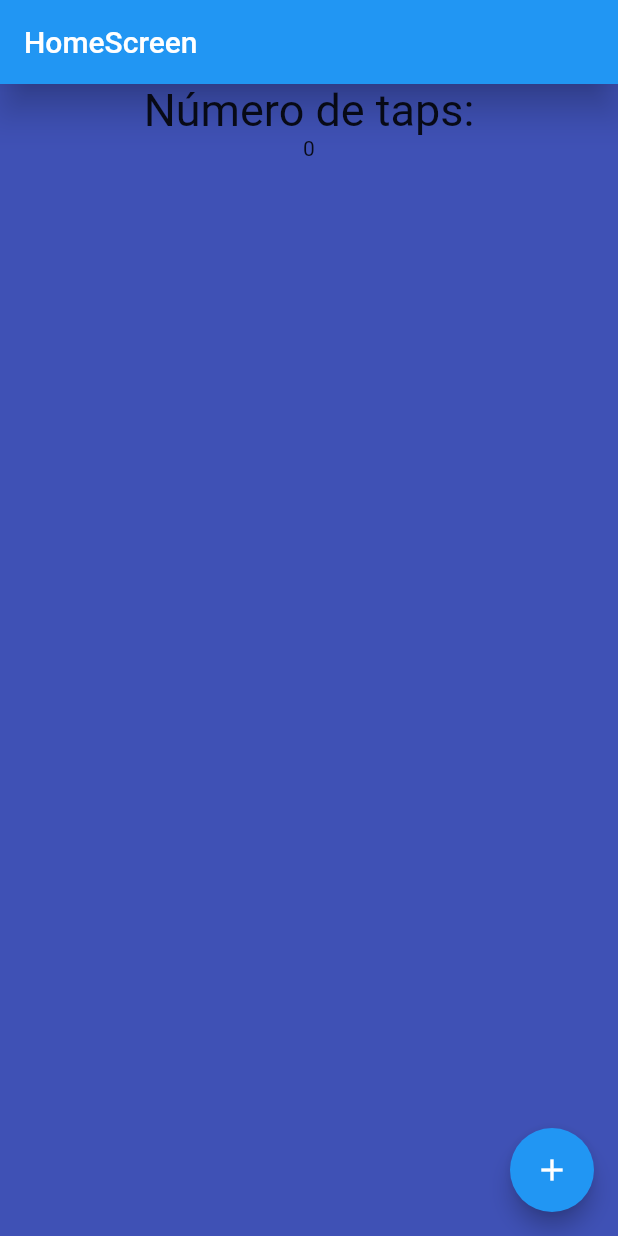
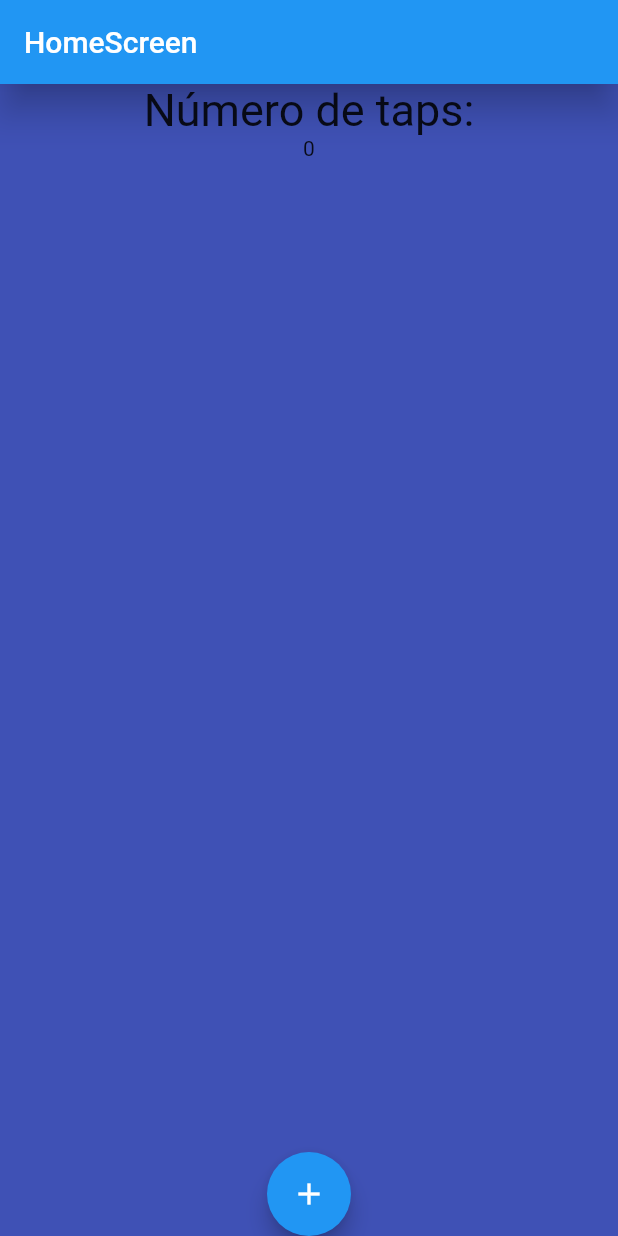
Before and after one commit to gnievap/flutter_counter_app, a Flutter app: the screen it shows after launch, after a tap on the "add" icon, on a phone screen of 412 x 824 dp. Run offline on Flutter 3.47's test engine with Material 2 defaults, Android fonts, the phone set to English and light mode, and no system bars.

Commit message:
Trabajando con onPressed

```diff
--- a/lib/screens/home_screen.dart
+++ b/lib/screens/home_screen.dart
@@ -1,8 +1,9 @@
 import 'package:flutter/material.dart';
 
 class HomeScreen extends StatelessWidget {
-  const HomeScreen({super.key});
+  HomeScreen({super.key});
 
+  int counter = 0;
   @override
   Widget build(BuildContext context) {
     const TextStyle fontSize30 = TextStyle(fontSize: 30);
@@ -12,19 +13,22 @@ class HomeScreen extends StatelessWidget {
         elevation: 10,
       ),
       backgroundColor: Colors.indigo,
-      body: const Center(
+      body: Center(
         child: Column(children: [
-          Text(
+          const Text(
             'Número de taps:',
             style: fontSize30,
           ),
-          Text('0'),
+          Text('$counter'),
         ]),
       ),
+      floatingActionButtonLocation: FloatingActionButtonLocation.centerDocked,
       floatingActionButton: FloatingActionButton(
         child: const Icon(Icons.add),
         onPressed: () {
+          counter++;
           print('Presionaste el botón');
+          print(counter);
         },
       ),
     );
```
